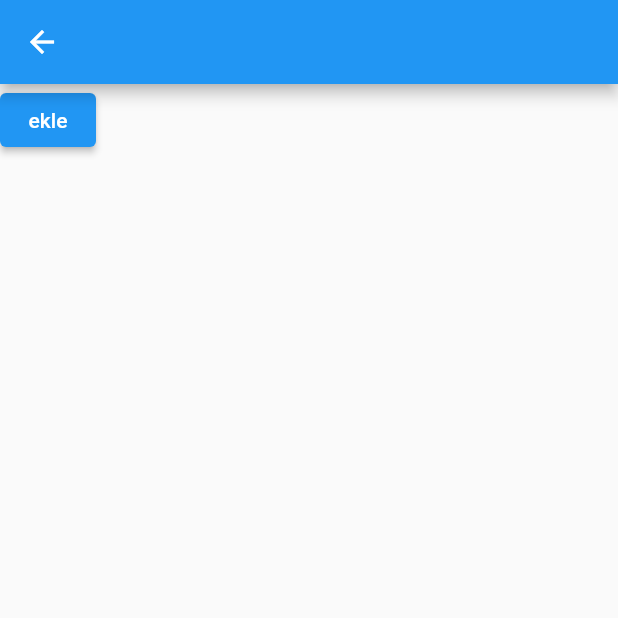
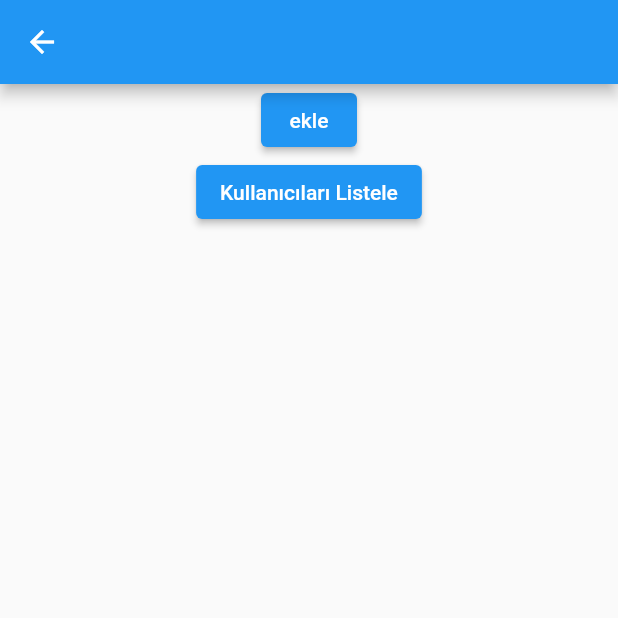
Before and after one commit to zeynepdurmus58/works, a Flutter app: the screen it shows after launch, after a tap on "category1", on a phone screen of 412 x 824 dp, the top half of it. Run offline on Flutter 3.47's test engine with Material 2 defaults, Android fonts, the phone set to English and light mode, and no system bars; our stand-ins replace go_router, isar; accounts and stored records are empty; generated files the repository leaves out were written again.

Commit message:
kullanıcıları listeleme

```diff
--- a/work0/lib/screens/test_screen.dart
+++ b/work0/lib/screens/test_screen.dart
@@ -11,6 +11,8 @@ class TestScreen extends StatefulWidget {
 
 class _TestScreenState extends State<TestScreen> {
   late Isar isar;
+
+  List<Widget> userList = [];
 
   addUser(String name, String motherName, String fatherName, int age, String birthPlace, String phone) async {
 
@@ -29,7 +31,26 @@ class _TestScreenState extends State<TestScreen> {
 
     //isar.close();
 
-    ScaffoldMessenger.of(context).showSnackBar(SnackBar(content: Text("kullanıcı eklendi")));
+    getUsers();
+    //ScaffoldMessenger.of(context).showSnackBar(SnackBar(content: Text("kullanıcı eklendi")));
+  }
+
+  getUsers() async {
+    final users = await isar.users.where().findAll();
+    userList = users
+        .map(
+          (e) => Row(
+            children: [
+              Text(e.name!),
+              SizedBox(width: 5,),
+              Text(e.id.toString()),
+              SizedBox(width: 5,),
+              Text("Yaş: " + e.age.toString()),
+            ],
+          ),
+        )
+        .toList();
+    setState(() {});
   }
 
   openConnection() async {
@@ -59,13 +80,23 @@ class _TestScreenState extends State<TestScreen> {
   Widget build(BuildContext context) {
     return Scaffold(
       appBar: AppBar(),
-      body: Column(
-        children: [
-          ElevatedButton(
-              onPressed: () => addUser(
-                  "Zeynep Durmuş", "X", "Y", 20, "İstanbul", "5580585858"),
-              child: Text("ekle")),
-        ],
+      body: Center(
+        child: Column(
+          children: [
+            ElevatedButton(
+                onPressed: () => addUser(
+                    "Zeynep Durmuş", "X", "Y", 4, "İstanbul", "5580585858"),
+                child: Text("ekle")),
+            ElevatedButton(
+                onPressed: getUsers, child: Text("Kullanıcıları Listele")),
+            Expanded(
+              child:
+                ListView(
+                  children: userList,
+                )
+            ),
+          ],
+        ),
       ),
     );
   }
```
